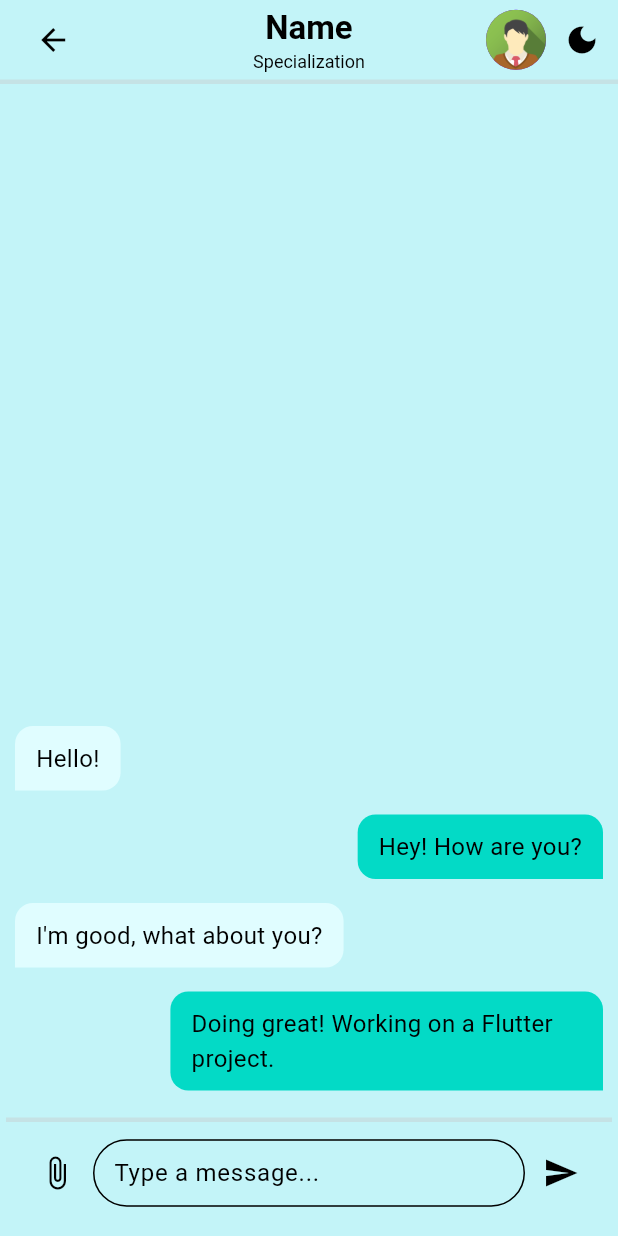
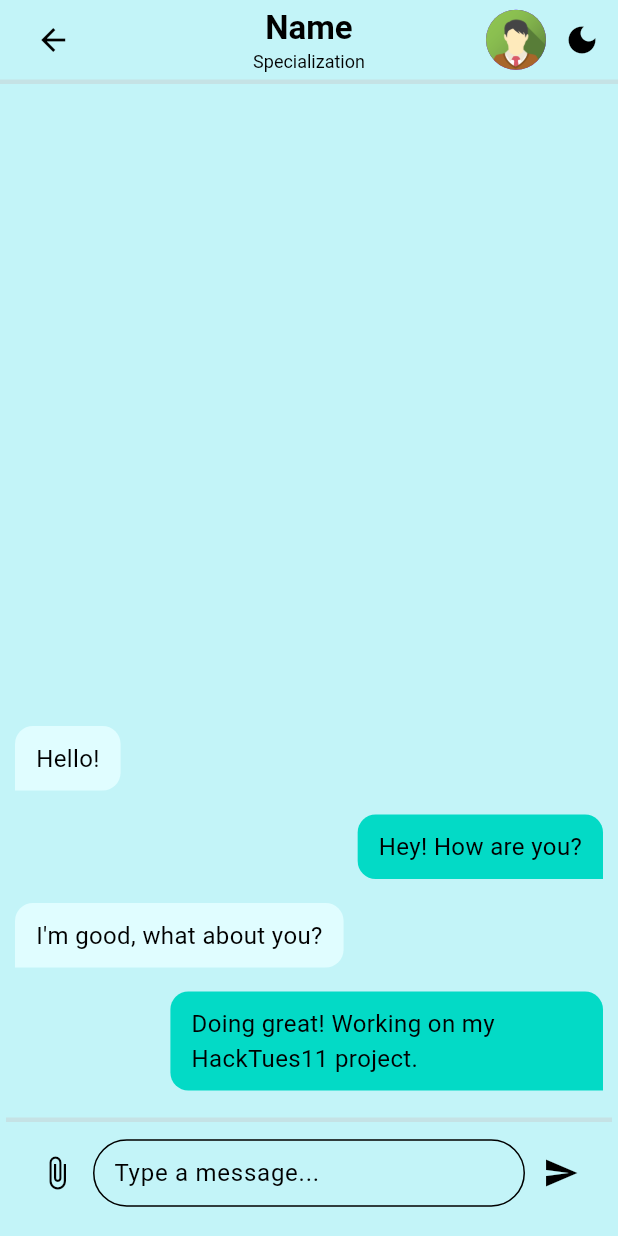
Before and after one commit to Gabo1234567890/Startify, a Flutter app: the DmPage screen opened directly, on a phone screen of 412 x 824 dp. Run offline on Flutter 3.47's test engine with Material 3 defaults, Android fonts, the phone set to English and light mode, and no system bars; our stand-ins replace shared_preferences; accounts and stored records are empty.

Commit message:
final changes

```diff
--- a/frontend/startify/lib/pages/dm_page.dart
+++ b/frontend/startify/lib/pages/dm_page.dart
@@ -27,7 +27,7 @@ class DmPage extends StatelessWidget {
                       isSentByMe: false,
                     ),
                     ChatBubbleWidget(
-                      message: "Doing great! Working on a Flutter project.",
+                      message: "Doing great! Working on my HackTues11 project.",
                       isSentByMe: true,
                     ),
                   ].reversed.toList(),
```
